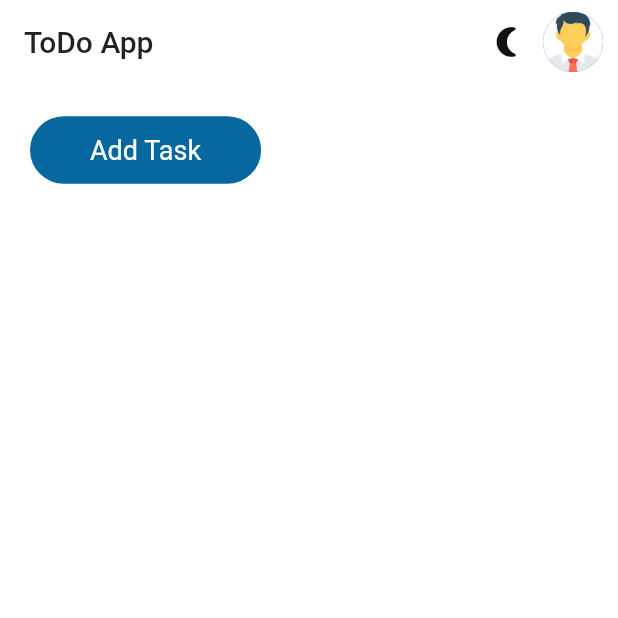
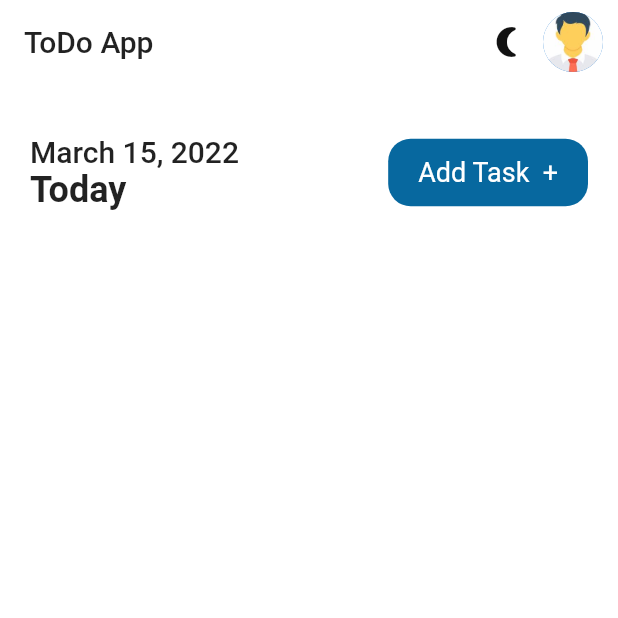
Before and after one commit to Amr-Mahm0ud/To-Do-App, a Flutter app: the screen it shows after launch, on a phone screen of 412 x 824 dp, the top half of it. Run offline on Flutter 3.47's test engine with Material 2 defaults, Android fonts, the phone set to English and light mode, and no system bars; our stand-ins replace get, get_storage.

Commit message:
Task bar

```diff
--- a/lib/design/screens/add_task.dart
+++ b/lib/design/screens/add_task.dart
@@ -3,7 +3,6 @@ import 'package:get/get.dart';
 import 'package:intl/intl.dart';
 import 'package:todo_app/design/widgets/button.dart';
 import 'package:todo_app/logic/controllers/task_controller.dart';
-import '../../logic/services/theme_services.dart';
 import '../widgets/input_field.dart';
 
 class AddTask extends StatefulWidget {
@@ -40,18 +39,21 @@ class _AddTaskState extends State<AddTask> {
           padding: const EdgeInsets.all(15.0),
           child: Column(
             children: [
+              // title
               InputField(
                 title: 'Title',
                 hint: 'Enter title here',
                 controller: titleController,
               ),
               const SizedBox(height: 10),
+              // note
               InputField(
                 title: 'Note',
                 hint: 'Enter note here',
                 controller: hintController,
               ),
               const SizedBox(height: 10),
+              // date
               InputField(
                 title: 'Date',
                 hint: DateFormat.yMd().format(currentDate),
@@ -61,6 +63,7 @@ class _AddTaskState extends State<AddTask> {
                 ),
               ),
               const SizedBox(height: 10),
+              // time
               Row(
                 children: [
                   Expanded(
@@ -85,6 +88,7 @@ class _AddTaskState extends State<AddTask> {
                 ],
               ),
               const SizedBox(height: 10),
+              // remind & repeat
               Row(
                 children: [
                   Expanded(
@@ -153,6 +157,7 @@ class _AddTaskState extends State<AddTask> {
                 ],
               ),
               const SizedBox(height: 10),
+              // color
               Column(
                 crossAxisAlignment: CrossAxisAlignment.start,
                 children: [
@@ -211,12 +216,6 @@ class _AddTaskState extends State<AddTask> {
         },
       ),
       actions: [
-        IconButton(
-          onPressed: () => ThemeServices().switchTheme(),
-          icon: Icon(
-              Get.isDarkMode ? Icons.wb_sunny_rounded : Icons.nightlight_round,
-              color: context.theme.iconTheme.color),
-        ),
         Padding(
           padding: const EdgeInsets.only(right: 10),
           child: GestureDetector(
--- a/lib/design/screens/home.dart
+++ b/lib/design/screens/home.dart
@@ -1,5 +1,6 @@
 import 'package:flutter/material.dart';
 import 'package:get/get.dart';
+import 'package:intl/intl.dart';
 import 'add_task.dart';
 import '../widgets/button.dart';
 import '/logic/services/theme_services.dart';
@@ -19,9 +20,31 @@ class _HomePageState extends State<HomePage> {
       body: SafeArea(
           child: Column(
         children: [
-          CustomButton('Add Task', () {
-            Get.to(() => const AddTask());
-          })
+          Container(
+            margin: const EdgeInsets.only(top: 15, left: 20),
+            child: Row(
+              mainAxisAlignment: MainAxisAlignment.spaceBetween,
+              children: [
+                Column(
+                  crossAxisAlignment: CrossAxisAlignment.start,
+                  children: [
+                    Text(
+                      DateFormat.yMMMMd().format(DateTime.now()),
+                      style: context.textTheme.headline6,
+                    ),
+                    Text(
+                      'Today',
+                      style: context.textTheme.headline5!
+                          .copyWith(fontWeight: FontWeight.bold),
+                    ),
+                  ],
+                ),
+                CustomButton('Add Task  +', () {
+                  Get.to(() => const AddTask());
+                })
+              ],
+            ),
+          ),
         ],
       )),
     );
--- a/lib/design/widgets/button.dart
+++ b/lib/design/widgets/button.dart
@@ -13,9 +13,9 @@ class CustomButton extends StatelessWidget {
         style: ButtonStyle(
           elevation: MaterialStateProperty.all(0),
           padding: MaterialStateProperty.all(
-              const EdgeInsets.symmetric(vertical: 12, horizontal: 40)),
+              const EdgeInsets.symmetric(vertical: 12, horizontal: 20)),
           shape: MaterialStateProperty.all(
-              RoundedRectangleBorder(borderRadius: BorderRadius.circular(30))),
+              RoundedRectangleBorder(borderRadius: BorderRadius.circular(15))),
           overlayColor: MaterialStateProperty.all(Colors.white10),
         ),
         onPressed: onTab,
```
